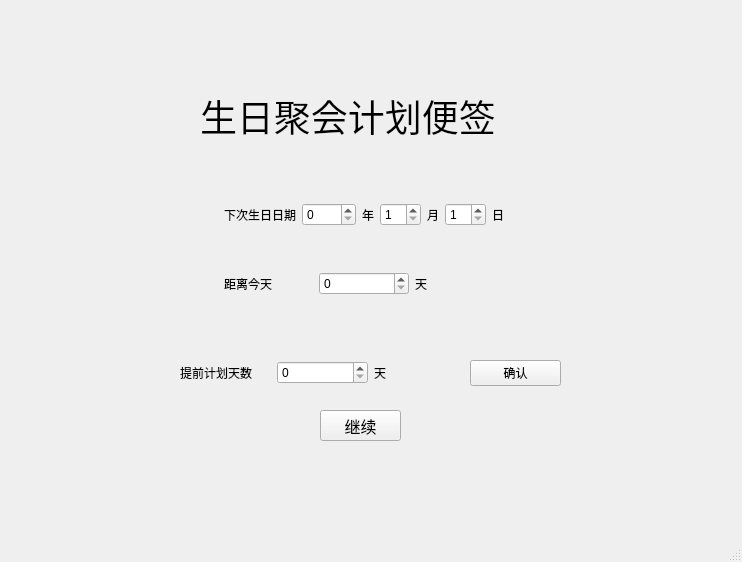
Above: plan_page.ui from xuxuxuxuxuxjh/BirthdayPlan before the change. Below: the same form after it.
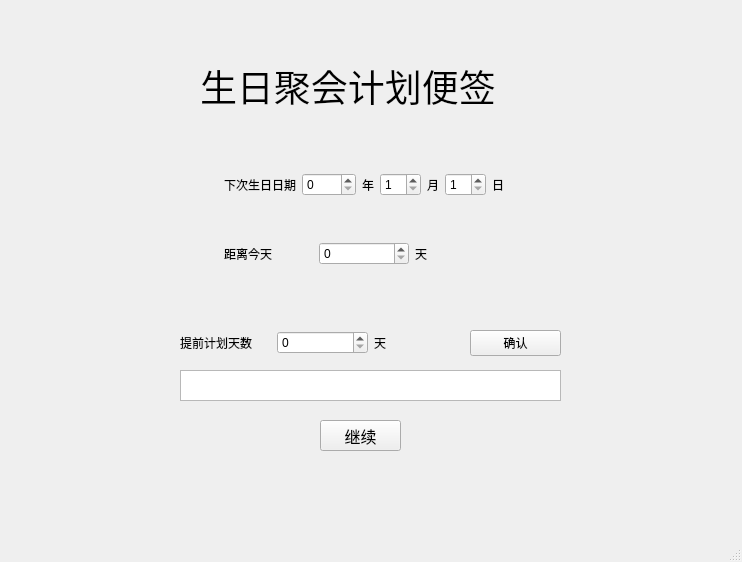
That is the form after the change.

Commit message: Fixed InputPage and Added PlanPage

The edit to the form file:
```diff
--- a/plan_page.ui
+++ b/plan_page.ui
@@ -18,7 +18,7 @@
     <property name="geometry">
      <rect>
       <x>200</x>
-      <y>40</y>
+      <y>10</y>
       <width>351</width>
       <height>151</height>
      </rect>
@@ -39,7 +39,7 @@
     <property name="geometry">
      <rect>
       <x>170</x>
-      <y>160</y>
+      <y>130</y>
       <width>388</width>
       <height>178</height>
      </rect>
@@ -162,7 +162,7 @@
               <number>0</number>
              </property>
              <property name="maximum">
-              <number>366</number>
+              <number>1500</number>
              </property>
              <property name="value">
               <number>0</number>
@@ -214,7 +214,7 @@
     <property name="geometry">
      <rect>
       <x>320</x>
-      <y>410</y>
+      <y>420</y>
       <width>81</width>
       <height>31</height>
      </rect>
@@ -232,7 +232,7 @@
     <property name="geometry">
      <rect>
       <x>180</x>
-      <y>360</y>
+      <y>330</y>
       <width>381</width>
       <height>26</height>
      </rect>
@@ -277,6 +277,16 @@
      </item>
     </layout>
    </widget>
+   <widget class="QTextBrowser" name="textBrowser">
+    <property name="geometry">
+     <rect>
+      <x>180</x>
+      <y>370</y>
+      <width>381</width>
+      <height>31</height>
+     </rect>
+    </property>
+   </widget>
   </widget>
   <widget class="QMenuBar" name="menubar">
    <property name="geometry">
```
The commit also changes 10 other files.
